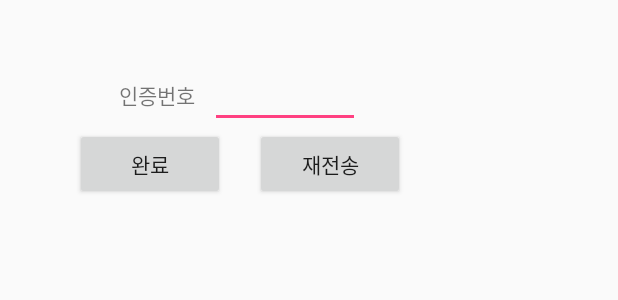
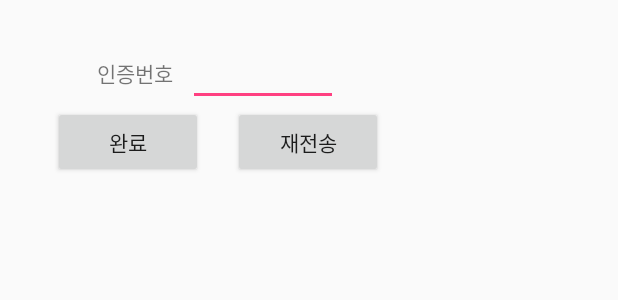
Before and after one commit to JeonHuiJae/FIX, an Android app: the layout activity_email_certif.xml on its own in the app's theme, with its tools: preview values and no code run, on a phone screen of 412 x 824 dp. Shown: the top 300 px of the screen. Run offline under Robolectric (Android 15) with nearby library versions, the phone set to English and light mode, and no system bars.

Commit message:
흠..
시도중..

```diff
--- a/Fix/app/src/main/java/com/example/hhj73/fix/EmailCertifActivity.java
+++ b/Fix/app/src/main/java/com/example/hhj73/fix/EmailCertifActivity.java
@@ -100,6 +100,8 @@ public class EmailCertifActivity extends Activity {
             Toast.makeText(this,"OK",Toast.LENGTH_SHORT).show();
             Intent intent = new Intent();
             intent.putExtra("mail_certification",true);
+            setResult(RESULT_OK,intent);
+
             finish();
         }else{
             Toast.makeText(this,"Wrong Number. Check Again!",Toast.LENGTH_SHORT).show();
--- a/Fix/app/src/main/res/layout/activity_email_certif.xml
+++ b/Fix/app/src/main/res/layout/activity_email_certif.xml
@@ -1,7 +1,7 @@
 <?xml version="1.0" encoding="utf-8"?>
     <LinearLayout xmlns:android="http://schemas.android.com/apk/res/android"
     android:orientation="vertical"
-    android:padding="40dp"
+    android:padding="25dp"
     android:layout_width="wrap_content"
     android:layout_height="wrap_content">
 
```
Also changed, not shown: Fix/app/src/main/java/com/example/hhj73/fix/StudentJoinActivity.java (+4 -6 lines).
